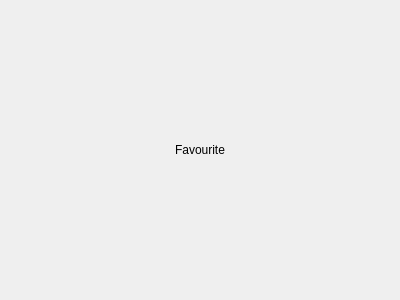
First picture: the form in ui/pages/Favourite_page.ui, repository R-Ohm/SETL, before the edit.
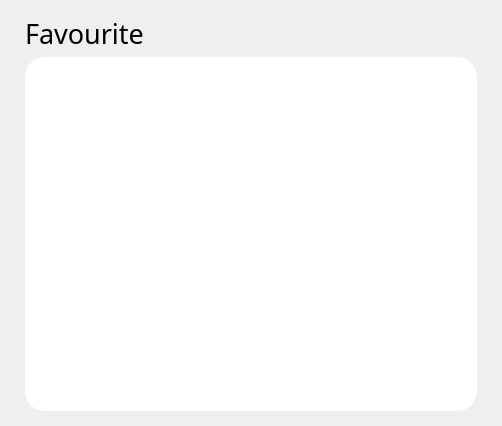
Second picture: the form after the edit.

```diff
--- a/ui/pages/Favourite_page.ui
+++ b/ui/pages/Favourite_page.ui
@@ -6,36 +6,51 @@
    <rect>
     <x>0</x>
     <y>0</y>
-    <width>400</width>
-    <height>300</height>
+    <width>502</width>
+    <height>426</height>
    </rect>
   </property>
   <property name="windowTitle">
    <string>Form</string>
   </property>
-  <layout class="QHBoxLayout" name="horizontalLayout">
+  <layout class="QVBoxLayout" name="verticalLayout">
    <property name="spacing">
-    <number>0</number>
+    <number>5</number>
    </property>
    <property name="leftMargin">
-    <number>0</number>
+    <number>25</number>
    </property>
    <property name="topMargin">
-    <number>0</number>
+    <number>15</number>
    </property>
    <property name="rightMargin">
-    <number>0</number>
+    <number>25</number>
    </property>
    <property name="bottomMargin">
-    <number>0</number>
+    <number>15</number>
    </property>
    <item>
     <widget class="QLabel" name="label">
+     <property name="font">
+      <font>
+       <family>Poppins</family>
+       <pointsize>20</pointsize>
+      </font>
+     </property>
      <property name="text">
       <string>Favourite</string>
      </property>
-     <property name="alignment">
-      <set>Qt::AlignCenter</set>
+    </widget>
+   </item>
+   <item>
+    <widget class="QListWidget" name="listWidget">
+     <property name="styleSheet">
+      <string notr="true">#listWidget { 
+	padding: 20px;
+	background-color: rgb(255, 255, 255);
+	border: none;
+	border-radius: 20px;
+}</string>
      </property>
     </widget>
    </item>
```
